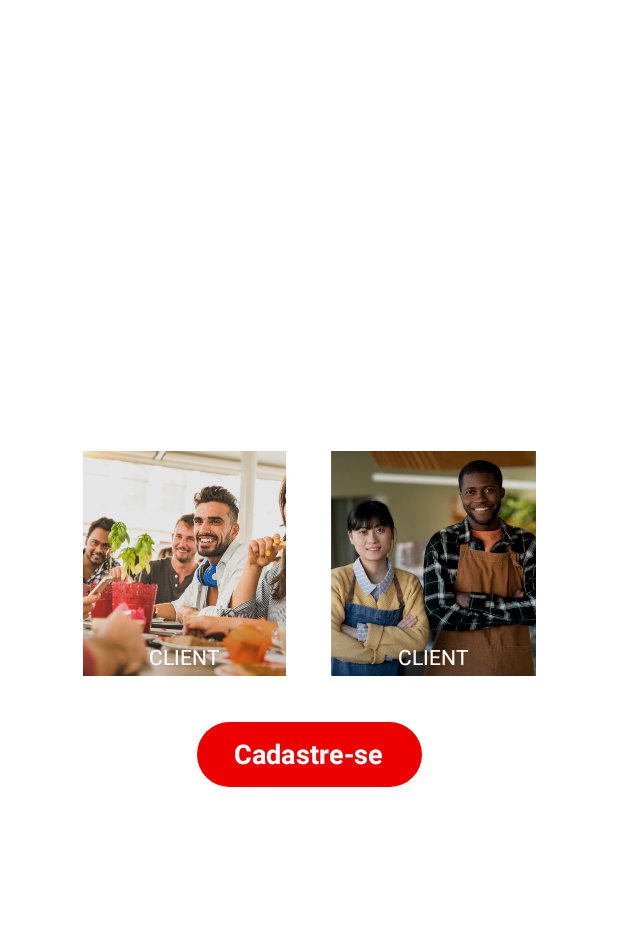
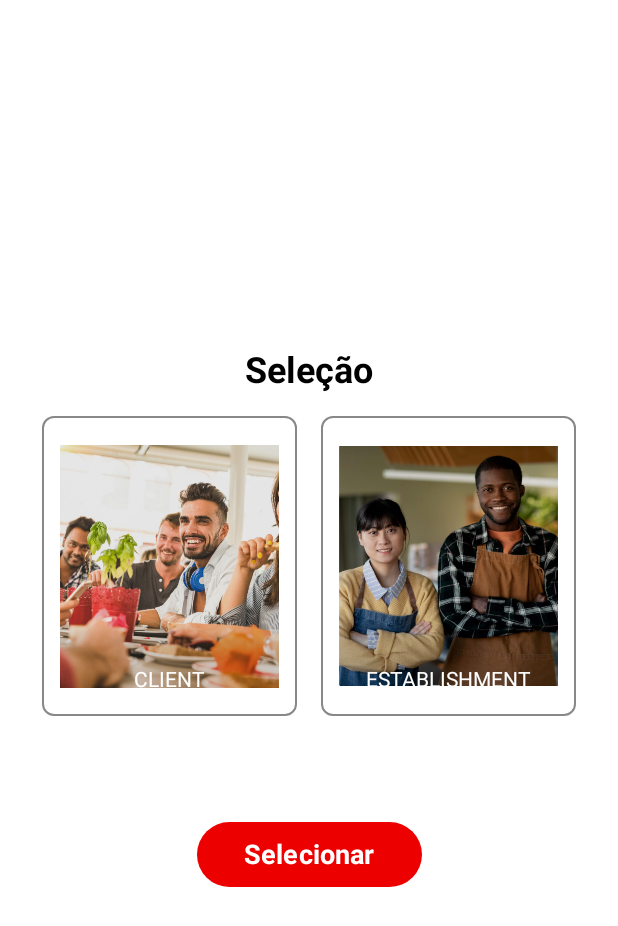
Before and after one commit to Food-Way/Mobile, an Android app built with Jetpack Compose: the @Preview function UserTypePreview, on a phone screen of 412 x 824 dp. Shown: the top 926 px of the screen. Run offline under Robolectric (Android 15) with nearby library versions, the phone set to English and light mode, and no system bars.

Commit message:
update select user

```diff
--- a/foodway/app/src/main/java/com/example/foodway/presentation/usertype/SelectUserType.kt
+++ b/foodway/app/src/main/java/com/example/foodway/presentation/usertype/SelectUserType.kt
@@ -1,4 +1,5 @@
 import androidx.compose.foundation.Image
+import androidx.compose.foundation.border
 import androidx.compose.foundation.clickable
 import androidx.compose.foundation.layout.*
 import androidx.compose.foundation.shape.RoundedCornerShape
@@ -13,8 +14,11 @@ import androidx.compose.ui.graphics.Color
 import androidx.compose.ui.res.colorResource
 import androidx.compose.ui.res.painterResource
 import androidx.compose.ui.res.stringResource
+import androidx.compose.ui.text.TextStyle
+import androidx.compose.ui.text.font.FontWeight
 import androidx.compose.ui.tooling.preview.Preview
 import androidx.compose.ui.unit.dp
+import androidx.compose.ui.unit.sp
 import com.example.foodway.R
 import com.example.foodway.domain.model.SelectTypeUser
 import com.example.foodway.domain.model.UserType
@@ -30,13 +34,15 @@ fun SelectUserType(
     var isChecked by remember { mutableStateOf(false) }
     Box(
         modifier = Modifier
-            .width(150.dp)
-            .height(150.dp)
-            .clip(RoundedCornerShape(5.dp))
+            .width(170.dp)
+            .height(200.dp)
             .clickable {
                 isChecked = !isChecked
                 onClick(data)
             }
+            .border(1.dp, Color.Gray, RoundedCornerShape(8.dp)) // Adiciona a borda
+            .padding(12.dp) // Ajusta a margem
+
     ) {
 
        // CoilImage(
@@ -89,19 +95,24 @@ fun UserTypeSelection() {
         horizontalAlignment = Alignment.CenterHorizontally,
         verticalArrangement = Arrangement.Center
     ) {
+        Text(
+            text = "Seleção", // Título adicionado
+            style = TextStyle(fontSize = 24.sp, fontWeight = FontWeight.Bold),
+            modifier = Modifier.padding(bottom = 16.dp)
+        )
         Row(
             horizontalArrangement = Arrangement.Center,
             verticalAlignment = Alignment.CenterVertically
         ) {
             SelectUserType(data = UserType.CLIENT, imageResId = R.drawable.usertypeclient) {}
             Spacer(modifier = Modifier.width(16.dp))
-            SelectUserType(data = UserType.CLIENT, imageResId = R.drawable.usertypestab) {}
+            SelectUserType(data = UserType.ESTABLISHMENT, imageResId = R.drawable.usertypestab) {}
         }
-        Spacer(modifier = Modifier.height(30.dp))
+        Spacer(modifier = Modifier.height(70.dp))
 
         // Botão adicionado abaixo dos quadrados
         ButtonGeneric(
-            text = stringResource(id = R.string.signup),
+            text = stringResource(id = R.string.user_select),
             modifier = Modifier
                 .width(150.dp)
                 .height(43.dp),
```
